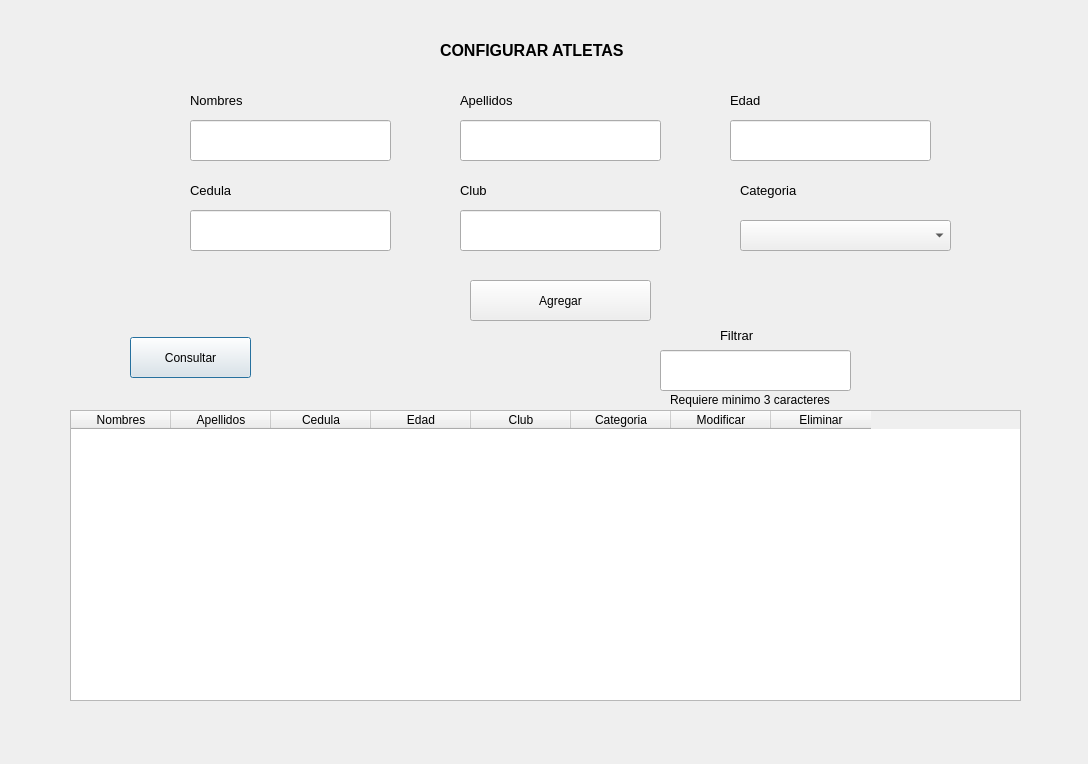
Before: the Qt Designer form qt/athletesView.ui in germang2/CrossfitTimer, drawn with Qt 5.
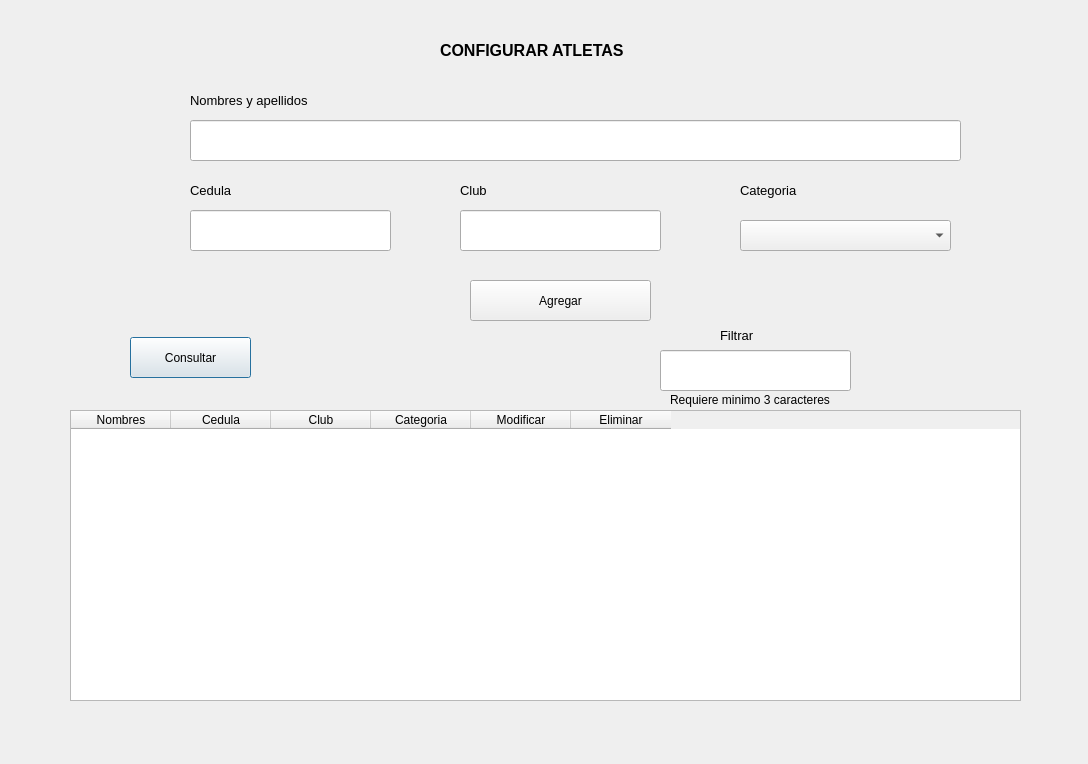
After: the same form once the commit is applied.

Commit message: now athletes has a full_name as 1 just field, and it was deleted the field age. Changes are also made in the controller and view

```diff
--- a/qt/athletesView.ui
+++ b/qt/athletesView.ui
@@ -39,7 +39,7 @@
     <rect>
      <x>190</x>
      <y>80</y>
-     <width>101</width>
+     <width>161</width>
      <height>41</height>
     </rect>
    </property>
@@ -49,43 +49,7 @@
     </font>
    </property>
    <property name="text">
-    <string>Nombres</string>
-   </property>
-  </widget>
-  <widget class="QLabel" name="label_3">
-   <property name="geometry">
-    <rect>
-     <x>460</x>
-     <y>80</y>
-     <width>101</width>
-     <height>41</height>
-    </rect>
-   </property>
-   <property name="font">
-    <font>
-     <pointsize>10</pointsize>
-    </font>
-   </property>
-   <property name="text">
-    <string>Apellidos</string>
-   </property>
-  </widget>
-  <widget class="QLabel" name="label_4">
-   <property name="geometry">
-    <rect>
-     <x>730</x>
-     <y>80</y>
-     <width>101</width>
-     <height>41</height>
-    </rect>
-   </property>
-   <property name="font">
-    <font>
-     <pointsize>10</pointsize>
-    </font>
-   </property>
-   <property name="text">
-    <string>Edad</string>
+    <string>Nombres y apellidos</string>
    </property>
   </widget>
   <widget class="QLabel" name="label_5">
@@ -139,27 +103,7 @@
     <rect>
      <x>190</x>
      <y>120</y>
-     <width>201</width>
-     <height>41</height>
-    </rect>
-   </property>
-  </widget>
-  <widget class="QLineEdit" name="ed_lastname">
-   <property name="geometry">
-    <rect>
-     <x>460</x>
-     <y>120</y>
-     <width>201</width>
-     <height>41</height>
-    </rect>
-   </property>
-  </widget>
-  <widget class="QLineEdit" name="ed_age">
-   <property name="geometry">
-    <rect>
-     <x>730</x>
-     <y>120</y>
-     <width>201</width>
+     <width>771</width>
      <height>41</height>
     </rect>
    </property>
@@ -242,21 +186,11 @@
      <string>Nombres</string>
     </property>
    </column>
-   <column>
-    <property name="text">
-     <string>Apellidos</string>
-    </property>
-   </column>
    <column>
     <property name="text">
      <string>Cedula</string>
     </property>
    </column>
-   <column>
-    <property name="text">
-     <string>Edad</string>
-    </property>
-   </column>
    <column>
     <property name="text">
      <string>Club</string>
```
The commit also changes 4 other files.
